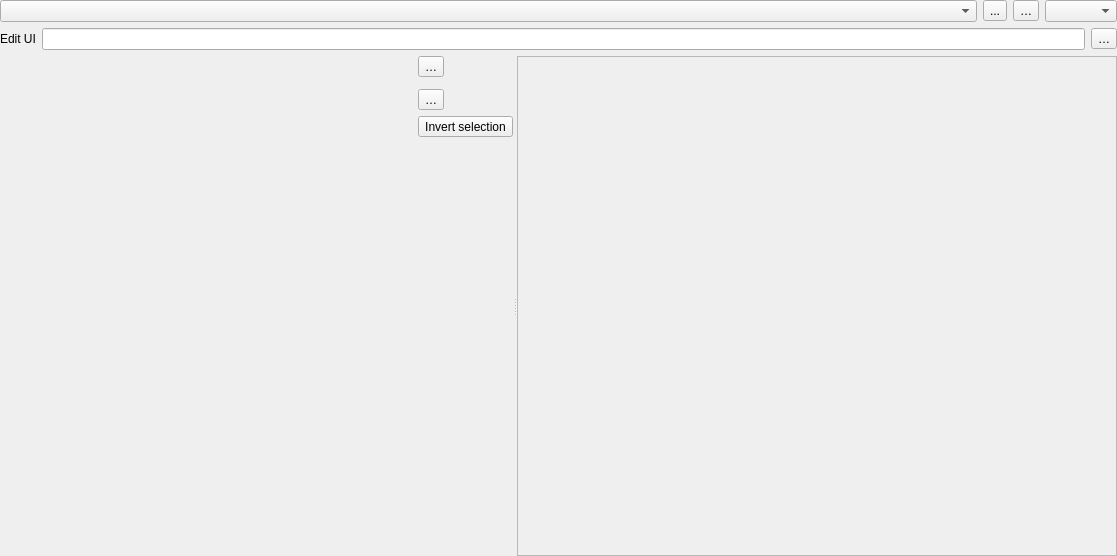
Above: src/ui/qgsattributesformproperties.ui from qgis/QGIS before the change. Below: the same form after it.
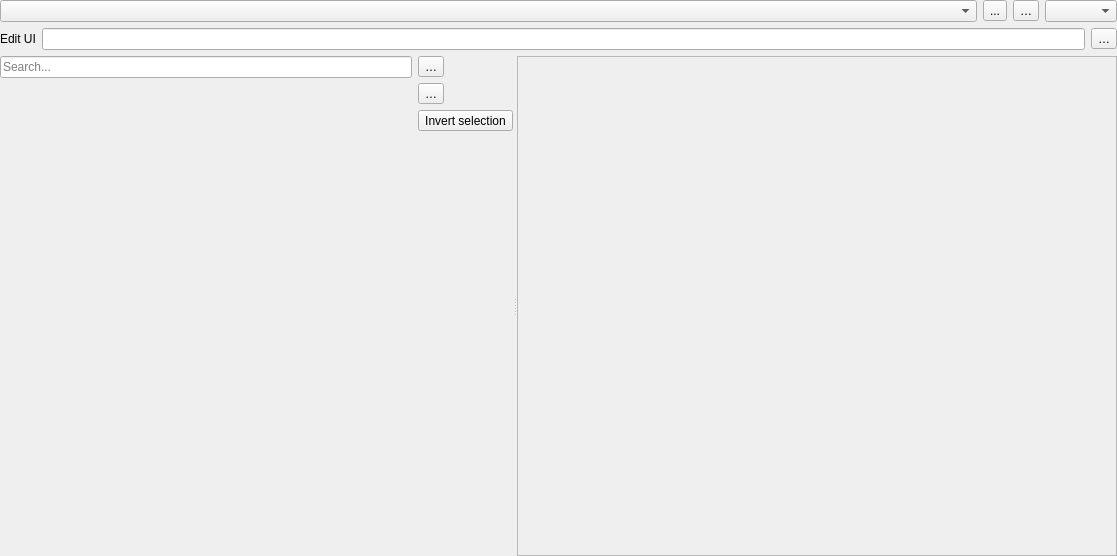
That is the form after the change. Icons and pictures are not drawn. Custom widgets are drawn as their Qt base class.

Commit message:
Attributes form: introduce proxy model to filter both Available Widgets and Form Layout items:
 + Add a QgsFilterLineEdit.
 + Filter items according to their Qt:DisplayRole, so if show aliases is enabled, they are filtered based on their aliases, and if it's disabled, they're filtered based on their names.
 + Ensure we deal with proper indexes in each scenario (drag and drop, double click, selection, etc.)

```diff
--- a/src/ui/qgsattributesformproperties.ui
+++ b/src/ui/qgsattributesformproperties.ui
@@ -140,7 +140,7 @@
       <enum>Qt::Horizontal</enum>
      </property>
      <widget class="QWidget" name="widget" native="true">
-      <layout class="QGridLayout" name="gridLayout_3">
+      <layout class="QGridLayout" name="gridLayout_3" columnstretch="1,1,0">
        <property name="leftMargin">
         <number>0</number>
        </property>
@@ -153,31 +153,99 @@
        <property name="bottomMargin">
         <number>0</number>
        </property>
-       <item row="0" column="1" rowspan="7">
-        <widget class="QWidget" name="mFormLayoutWidget" native="true">
-         <property name="minimumSize">
-          <size>
-           <width>200</width>
-           <height>0</height>
-          </size>
-         </property>
-        </widget>
+       <item row="0" column="0" colspan="2">
+        <layout class="QHBoxLayout" name="horizontalLayout_3">
+         <item>
+          <widget class="QgsFilterLineEdit" name="mSearchLineEdit">
+           <property name="sizePolicy">
+            <sizepolicy hsizetype="Expanding" vsizetype="Fixed">
+             <horstretch>0</horstretch>
+             <verstretch>0</verstretch>
+            </sizepolicy>
+           </property>
+           <property name="placeholderText">
+            <string>Search...</string>
+           </property>
+           <property name="showSearchIcon">
+            <bool>true</bool>
+           </property>
+           <property name="qgisRelation" stdset="0">
+            <string notr="true"/>
+           </property>
+          </widget>
+         </item>
+        </layout>
        </item>
-       <item row="4" column="2">
-        <spacer name="verticalSpacer">
-         <property name="orientation">
-          <enum>Qt::Vertical</enum>
+       <item row="0" column="2" rowspan="2">
+        <layout class="QVBoxLayout" name="verticalLayout">
+         <property name="sizeConstraint">
+          <enum>QLayout::SetDefaultConstraint</enum>
          </property>
-         <property name="sizeHint" stdset="0">
-          <size>
-           <width>20</width>
-           <height>40</height>
-          </size>
-         </property>
-        </spacer>
+         <item>
+          <widget class="QToolButton" name="mAddContainerButton">
+           <property name="toolTip">
+            <string>Add a new tab or group to the form layout</string>
+           </property>
+           <property name="text">
+            <string>…</string>
+           </property>
+           <property name="icon">
+            <iconset resource="../../images/images.qrc">
+             <normaloff>:/images/themes/default/symbologyAdd.svg</normaloff>:/images/themes/default/symbologyAdd.svg</iconset>
+           </property>
+          </widget>
+         </item>
+         <item>
+          <widget class="QToolButton" name="mRemoveLayoutItemButton">
+           <property name="toolTip">
+            <string>Remove selected item(s) from the form layout</string>
+           </property>
+           <property name="text">
+            <string>…</string>
+           </property>
+           <property name="icon">
+            <iconset resource="../../images/images.qrc">
+             <normaloff>:/images/themes/default/symbologyRemove.svg</normaloff>:/images/themes/default/symbologyRemove.svg</iconset>
+           </property>
+          </widget>
+         </item>
+         <item>
+          <widget class="QToolButton" name="mInvertSelectionButton">
+           <property name="toolTip">
+            <string>Invert selection</string>
+           </property>
+           <property name="text">
+            <string>Invert selection</string>
+           </property>
+           <property name="icon">
+            <iconset resource="../../images/images.qrc">
+             <normaloff>:/images/themes/default/mActionInvertSelection.svg</normaloff>:/images/themes/default/mActionInvertSelection.svg</iconset>
+           </property>
+          </widget>
+         </item>
+         <item>
+          <spacer name="verticalSpacer">
+           <property name="orientation">
+            <enum>Qt::Vertical</enum>
+           </property>
+           <property name="sizeHint" stdset="0">
+            <size>
+             <width>20</width>
+             <height>40</height>
+            </size>
+           </property>
+          </spacer>
+         </item>
+        </layout>
        </item>
-       <item row="0" column="0" rowspan="7">
+       <item row="1" column="0">
         <widget class="QWidget" name="mAvailableWidgetsWidget" native="true">
+         <property name="sizePolicy">
+          <sizepolicy hsizetype="Preferred" vsizetype="Expanding">
+           <horstretch>0</horstretch>
+           <verstretch>0</verstretch>
+          </sizepolicy>
+         </property>
          <property name="minimumSize">
           <size>
            <width>200</width>
@@ -186,45 +254,19 @@
          </property>
         </widget>
        </item>
-       <item row="2" column="2">
-        <widget class="QToolButton" name="mRemoveLayoutItemButton">
-         <property name="toolTip">
-          <string>Remove selected item(s) from the form layout</string>
+       <item row="1" column="1">
+        <widget class="QWidget" name="mFormLayoutWidget" native="true">
+         <property name="sizePolicy">
+          <sizepolicy hsizetype="Preferred" vsizetype="Expanding">
+           <horstretch>0</horstretch>
+           <verstretch>0</verstretch>
+          </sizepolicy>
          </property>
-         <property name="text">
-          <string>…</string>
-         </property>
-         <property name="icon">
-          <iconset resource="../../images/images.qrc">
-           <normaloff>:/images/themes/default/symbologyRemove.svg</normaloff>:/images/themes/default/symbologyRemove.svg</iconset>
-         </property>
-        </widget>
-       </item>
-       <item row="0" column="2">
-        <widget class="QToolButton" name="mAddContainerButton">
-         <property name="toolTip">
-          <string>Add a new tab or group to the form layout</string>
-         </property>
-         <property name="text">
-          <string>…</string>
-         </property>
-         <property name="icon">
-          <iconset resource="../../images/images.qrc">
-           <normaloff>:/images/themes/default/symbologyAdd.svg</normaloff>:/images/themes/default/symbologyAdd.svg</iconset>
-         </property>
-        </widget>
-       </item>
-       <item row="3" column="2">
-        <widget class="QToolButton" name="mInvertSelectionButton">
-         <property name="toolTip">
-          <string>Invert selection</string>
-         </property>
-         <property name="text">
-          <string>Invert selection</string>
-         </property>
-         <property name="icon">
-          <iconset resource="../../images/images.qrc">
-           <normaloff>:/images/themes/default/mActionInvertSelection.svg</normaloff>:/images/themes/default/mActionInvertSelection.svg</iconset>
+         <property name="minimumSize">
+          <size>
+           <width>200</width>
+           <height>0</height>
+          </size>
          </property>
         </widget>
        </item>
@@ -263,6 +305,11 @@
   </layout>
  </widget>
  <customwidgets>
+  <customwidget>
+   <class>QgsFilterLineEdit</class>
+   <extends>QLineEdit</extends>
+   <header>qgsfilterlineedit.h</header>
+  </customwidget>
   <customwidget>
    <class>QgsScrollArea</class>
    <extends>QScrollArea</extends>
```
Left out of the diff: 1 changed line with no effect on the pictures. The commit also changes 4 other files.
